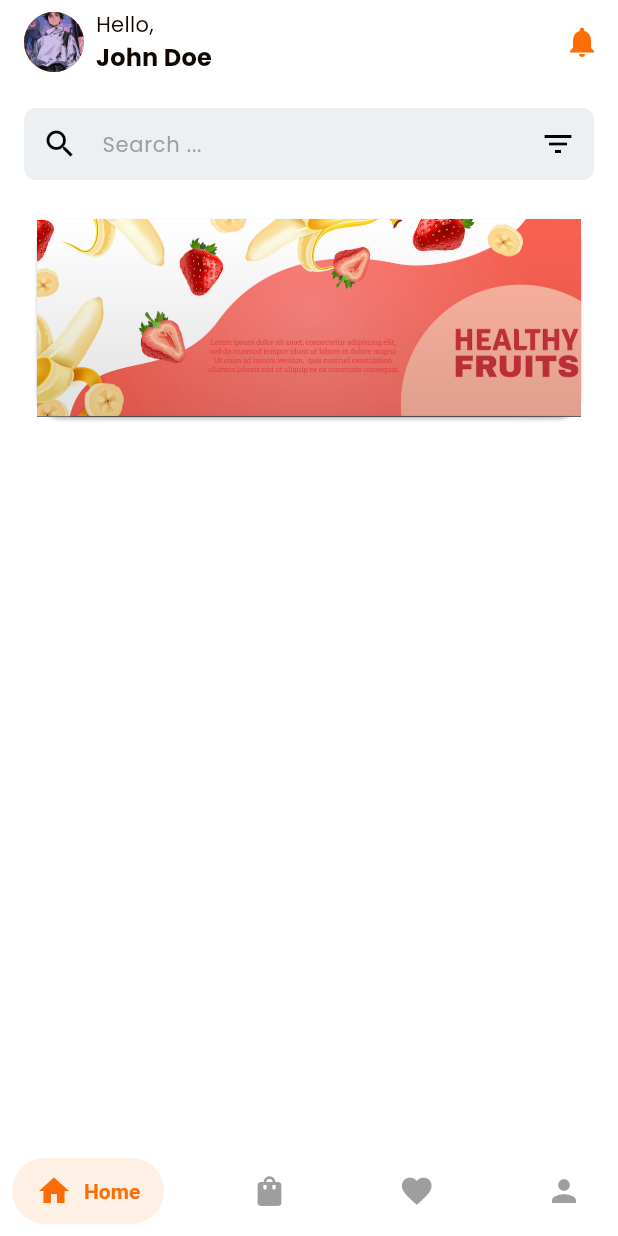
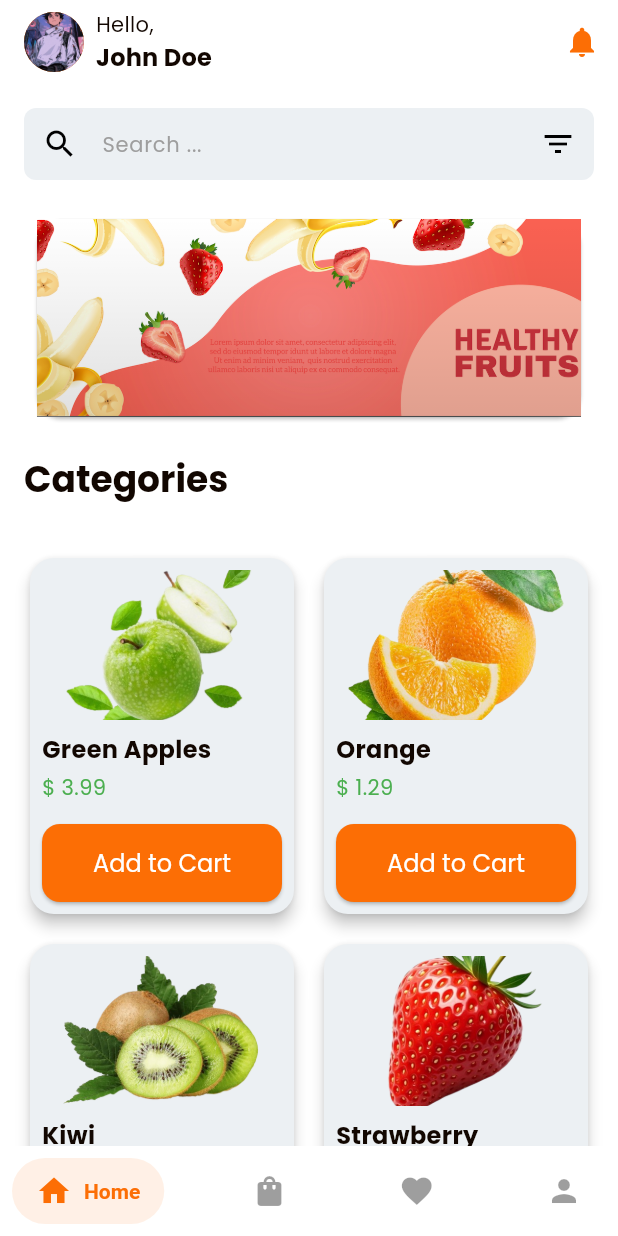
Before and after one commit to GitheTrunk/grocery, a Flutter app: the screen it shows after launch, on a phone screen of 412 x 824 dp. Run offline on Flutter 3.47's test engine with Material 3 defaults, Android fonts, the light colour scheme and no system bars; drawn by our look-alikes of carousel_slider, salomon_bottom_bar; our stand-ins replace get, google_fonts.

Commit message:
build card and grid

```diff
--- a/lib/models/product.dart
+++ b/lib/models/product.dart
@@ -2,12 +2,12 @@ class Product {
   final String id;
   final String name;
   final double price;
-  final String imageUrl;
+  final String image;
 
   Product({
     required this.id,
     required this.name,
     required this.price,
-    required this.imageUrl,
+    required this.image,
   });
 }
--- a/lib/views/home_screen.dart
+++ b/lib/views/home_screen.dart
@@ -1,6 +1,7 @@
 import 'package:flutter/material.dart';
 import 'package:grocery/controllers/home_controller.dart';
 import 'package:grocery/widgets/appbar/custom_appbar.dart';
+import 'package:grocery/widgets/product/product_grid.dart';
 import 'package:grocery/widgets/search_bar.dart' as custom_widgets;
 import 'package:grocery/widgets/slider/card_slider.dart';
 
@@ -45,6 +46,41 @@ class _HomeScreenState extends State<HomeScreen> {
                 child: CardSlider(),
               ),
             ),
+            SliverToBoxAdapter(
+              child: Padding(
+                padding: const EdgeInsets.all(16.0),
+                child: Text(
+                  'Categories',
+                  style: Theme.of(context).textTheme.headlineSmall,
+                ),
+              ),
+            ),
+            SliverToBoxAdapter(
+              child: ProductGrid(
+                products: [
+                  {
+                    'image': 'assets/images/products/green_apple.png',
+                    'productName': 'Green Apples',
+                    'productPrice': '3.99',
+                  },
+                  {
+                    'image': 'assets/images/products/orange.png',
+                    'productName': 'Orange',
+                    'productPrice': '1.29',
+                  },
+                  {
+                    'image': 'assets/images/products/kiwi.png',
+                    'productName': 'Kiwi',
+                    'productPrice': '2.49',
+                  },
+                  {
+                    'image': 'assets/images/products/strawberry.png',
+                    'productName': 'Strawberry',
+                    'productPrice': '2.99',
+                  },
+                ],
+              ),
+            ),
           ],
         ),
       ),
--- /dev/null
+++ b/lib/widgets/product/product_card.dart
@@ -0,0 +1,64 @@
+import 'package:flutter/material.dart';
+
+class ProductCard extends StatelessWidget {
+  final String image;
+  final String productName;
+  final String productPrice;
+  final VoidCallback onAddToCart;
+
+  const ProductCard({
+    super.key,
+    required this.image,
+    required this.productName,
+    required this.productPrice,
+    required this.onAddToCart,
+  });
+
+  @override
+  Widget build(BuildContext context) {
+    return Card(
+      shape: RoundedRectangleBorder(borderRadius: BorderRadius.circular(16.0)),
+      elevation: 4,
+      child: Padding(
+        padding: const EdgeInsets.all(8.0),
+        child: Column(
+          crossAxisAlignment: CrossAxisAlignment.start,
+          children: [
+            ClipRRect(
+              borderRadius: BorderRadius.circular(12.0),
+              child: Image.asset(
+                image,
+                fit: BoxFit.cover,
+                height: 100,
+                width: double.infinity,
+              ),
+            ),
+            const SizedBox(height: 8.0),
+            Text(
+              productName,
+              style: TextStyle(fontSize: 16, fontWeight: FontWeight.bold),
+            ),
+            const SizedBox(height: 4.0),
+            Text(
+              '\$ $productPrice',
+              style: TextStyle(fontSize: 14, color: Colors.green),
+            ),
+            const Spacer(),
+            SizedBox(
+              width: double.infinity,
+              child: ElevatedButton(
+                onPressed: onAddToCart,
+                style: ElevatedButton.styleFrom(
+                  shape: RoundedRectangleBorder(
+                    borderRadius: BorderRadius.circular(12.0),
+                  ),
+                ),
+                child: const Text('Add to Cart'),
+              ),
+            ),
+          ],
+        ),
+      ),
+    );
+  }
+}
--- /dev/null
+++ b/lib/widgets/product/product_grid.dart
@@ -0,0 +1,46 @@
+import 'package:flutter/material.dart';
+import 'package:grocery/widgets/product/product_card.dart';
+
+class ProductGrid extends StatelessWidget {
+  final List<Map<String, dynamic>> products;
+  const ProductGrid({super.key, required this.products});
+
+  @override
+  Widget build(BuildContext context) {
+    return GridView.builder(
+      padding: const EdgeInsets.all(16.0),
+      itemCount: products.length,
+      physics: const NeverScrollableScrollPhysics(),
+      shrinkWrap: true,
+      gridDelegate: const SliverGridDelegateWithFixedCrossAxisCount(
+        crossAxisCount: 2,
+        mainAxisSpacing: 12,
+        crossAxisSpacing: 12,
+        childAspectRatio: 0.75,
+      ),
+      itemBuilder: (context, index) {
+        final product = products[index];
+        return ProductCard(
+          image: product['image'],
+          productName: product['productName'],
+          productPrice: product['productPrice'],
+          onAddToCart: () {
+            ScaffoldMessenger.of(context).showMaterialBanner(
+              MaterialBanner(
+                content: Text('${product['productName']} added to cart'),
+                actions: [
+                  TextButton(
+                    onPressed: () {
+                      ScaffoldMessenger.of(context).hideCurrentMaterialBanner();
+                    },
+                    child: const Text('DISMISS'),
+                  ),
+                ],
+              ),
+            );
+          },
+        );
+      },
+    );
+  }
+}
--- a/pubspec.yaml
+++ b/pubspec.yaml
@@ -32,6 +32,7 @@ flutter:
     - assets/images/logo/
     - assets/images/illustrations/
     - assets/images/profile/
+    - assets/images/products/
     - assets/fonts/
 
   fonts:
```
Also changed, not shown: assets/images/products/green_apple.png (added), assets/images/products/kiwi.png (added), assets/images/products/orange.png (added), assets/images/products/strawberry.png (added).
